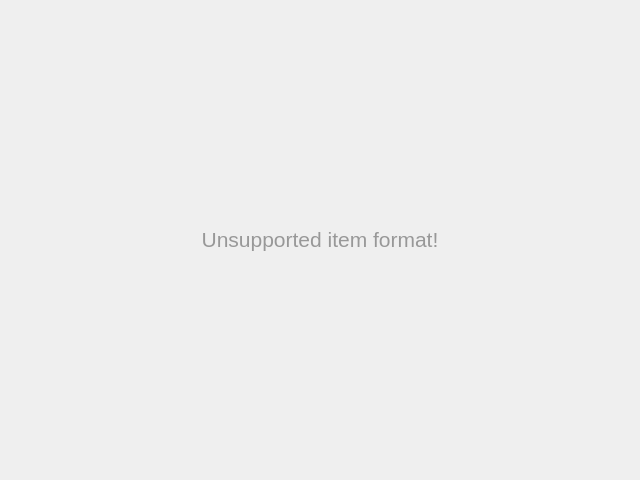
First picture: the form in src/ui/tabs/tab_unknown.ui, repository PsyCommando/ppmdu_spriteeditor, before the edit.
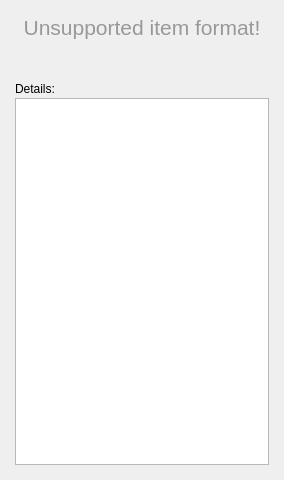
Second picture: the form after the edit.

The edit to the form file:
```diff
--- a/src/ui/tabs/tab_unknown.ui
+++ b/src/ui/tabs/tab_unknown.ui
@@ -6,23 +6,127 @@
    <rect>
     <x>0</x>
     <y>0</y>
-    <width>640</width>
+    <width>284</width>
     <height>480</height>
    </rect>
   </property>
   <property name="windowTitle">
    <string>Form</string>
   </property>
-  <layout class="QVBoxLayout" name="verticalLayout">
+  <layout class="QHBoxLayout" name="horizontalLayout">
    <item>
-    <widget class="QLabel" name="label">
-     <property name="text">
-      <string>&lt;html&gt;&lt;head/&gt;&lt;body&gt;&lt;p align=&quot;center&quot;&gt;&lt;span style=&quot; font-size:16pt; color:#989898;&quot;&gt;Unsupported item format!&lt;/span&gt;&lt;/p&gt;&lt;/body&gt;&lt;/html&gt;</string>
+    <layout class="QVBoxLayout" name="verticalLayout" stretch="0,0,0,4">
+     <property name="spacing">
+      <number>2</number>
      </property>
-     <property name="alignment">
-      <set>Qt::AlignCenter</set>
+     <property name="leftMargin">
+      <number>4</number>
      </property>
-    </widget>
+     <property name="topMargin">
+      <number>4</number>
+     </property>
+     <property name="rightMargin">
+      <number>4</number>
+     </property>
+     <property name="bottomMargin">
+      <number>4</number>
+     </property>
+     <item>
+      <widget class="QLabel" name="lblItemTitle">
+       <property name="sizePolicy">
+        <sizepolicy hsizetype="Preferred" vsizetype="Preferred">
+         <horstretch>0</horstretch>
+         <verstretch>0</verstretch>
+        </sizepolicy>
+       </property>
+       <property name="text">
+        <string>&lt;html&gt;&lt;head/&gt;&lt;body&gt;&lt;p align=&quot;center&quot;&gt;&lt;span style=&quot; font-size:16pt; color:#989898;&quot;&gt;Unsupported item format!&lt;/span&gt;&lt;/p&gt;&lt;/body&gt;&lt;/html&gt;</string>
+       </property>
+       <property name="alignment">
+        <set>Qt::AlignLeading|Qt::AlignLeft|Qt::AlignTop</set>
+       </property>
+       <property name="margin">
+        <number>4</number>
+       </property>
+       <property name="textInteractionFlags">
+        <set>Qt::NoTextInteraction</set>
+       </property>
+      </widget>
+     </item>
+     <item>
+      <spacer name="verticalSpacer">
+       <property name="orientation">
+        <enum>Qt::Vertical</enum>
+       </property>
+       <property name="sizeHint" stdset="0">
+        <size>
+         <width>20</width>
+         <height>40</height>
+        </size>
+       </property>
+      </spacer>
+     </item>
+     <item>
+      <widget class="QLabel" name="lblDetails">
+       <property name="text">
+        <string>Details:</string>
+       </property>
+      </widget>
+     </item>
+     <item>
+      <widget class="QTableView" name="tblvDetails">
+       <property name="sizePolicy">
+        <sizepolicy hsizetype="Fixed" vsizetype="Expanding">
+         <horstretch>0</horstretch>
+         <verstretch>0</verstretch>
+        </sizepolicy>
+       </property>
+       <property name="minimumSize">
+        <size>
+         <width>128</width>
+         <height>0</height>
+        </size>
+       </property>
+       <property name="horizontalScrollBarPolicy">
+        <enum>Qt::ScrollBarAlwaysOff</enum>
+       </property>
+       <property name="editTriggers">
+        <set>QAbstractItemView::NoEditTriggers</set>
+       </property>
+       <property name="showDropIndicator" stdset="0">
+        <bool>false</bool>
+       </property>
+       <property name="dragDropOverwriteMode">
+        <bool>false</bool>
+       </property>
+       <property name="alternatingRowColors">
+        <bool>true</bool>
+       </property>
+       <property name="selectionMode">
+        <enum>QAbstractItemView::SingleSelection</enum>
+       </property>
+       <property name="verticalScrollMode">
+        <enum>QAbstractItemView::ScrollPerPixel</enum>
+       </property>
+       <property name="horizontalScrollMode">
+        <enum>QAbstractItemView::ScrollPerPixel</enum>
+       </property>
+      </widget>
+     </item>
+    </layout>
+   </item>
+   <item>
+    <spacer name="horizontalSpacer">
+     <property name="orientation">
+      <enum>Qt::Horizontal</enum>
+     </property>
+     <property name="sizeHint" stdset="0">
+      <size>
+       <width>0</width>
+       <height>20</height>
+      </size>
+     </property>
+    </spacer>
    </item>
   </layout>
  </widget>
```
